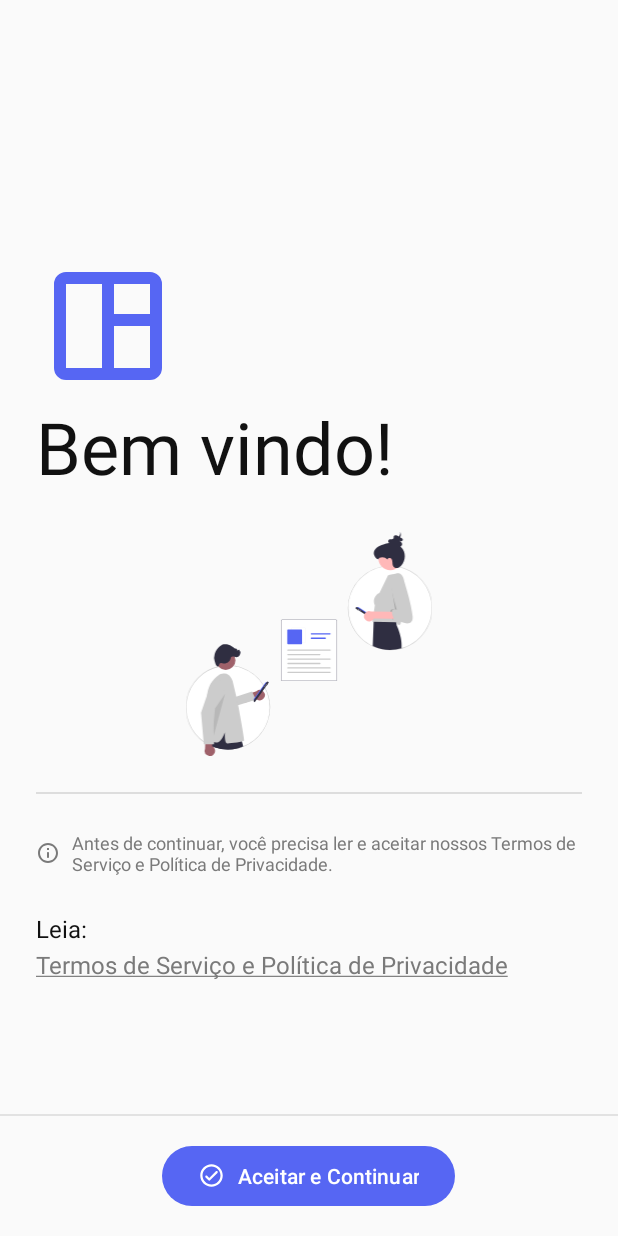
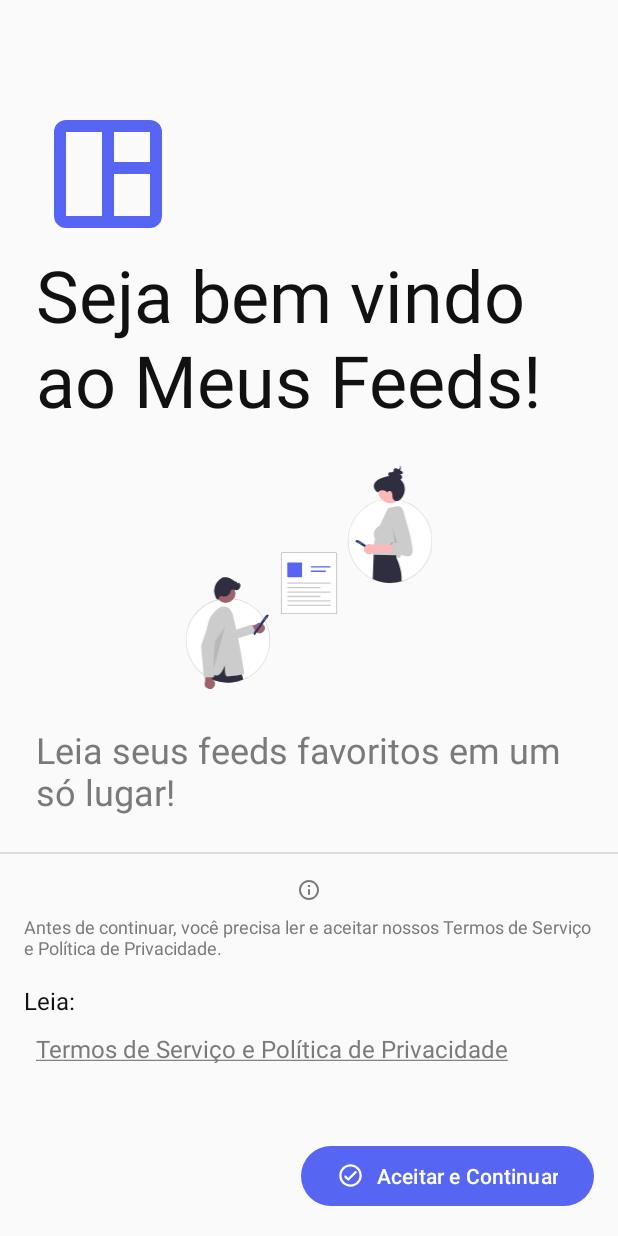
Before and after one commit to deyvidandrades/MeusFeeds, an Android app: the screen it shows after launch (WelcomeActivity), on a phone screen of 412 x 824 dp. Run offline under Robolectric (Android 15) with nearby library versions, the phone set to English and light mode, and no system bars; pictures from the network do not load; 3 statements that could not run were skipped.

Commit message:
* Update UI de bem vindo

```diff
--- a/app/src/main/res/layout/activity_welcome.xml
+++ b/app/src/main/res/layout/activity_welcome.xml
@@ -9,7 +9,7 @@
     <LinearLayout
         android:layout_width="match_parent"
         android:layout_height="wrap_content"
-        android:layout_centerInParent="true"
+        android:layout_above="@id/li_info_holder"
         android:orientation="vertical"
         android:padding="24dp">
 
@@ -33,29 +33,47 @@
             android:contentDescription="@string/imagem_de_duas_pessoas_lendo_um_artigo_no_smartphone"
             android:src="@drawable/undraw_sharing_articles_re_jnkp" />
 
-        <include
-            layout="@layout/separador"/>
+        <TextView
+            android:layout_width="match_parent"
+            android:layout_height="wrap_content"
+            android:layout_marginTop="24sp"
+            android:text="@string/leia_seus_feeds_favoritos"
+            android:textColor="?android:textColorPrimaryInverse"
+            android:textSize="24sp" />
+
+    </LinearLayout>
+
+
+    <LinearLayout
+        android:id="@+id/li_info_holder"
+        android:layout_width="match_parent"
+        android:layout_height="wrap_content"
+        android:layout_alignParentBottom="true"
+        android:orientation="vertical">
+
+        <include layout="@layout/separador_m0" />
+
+        <LinearLayout
+            android:layout_width="match_parent"
+            android:layout_height="wrap_content"
+            android:layout_margin="16dp"
+            android:orientation="vertical">
 
             <TextView
                 android:layout_width="match_parent"
                 android:layout_height="wrap_content"
-            android:layout_marginBottom="24sp"
                 android:drawablePadding="8dp"
                 android:text="@string/voce_precisa_ler"
                 android:textColor="?android:textColorPrimaryInverse"
                 android:textSize="12sp"
-            app:drawableStartCompat="@drawable/round_info_outline_24"
-            app:drawableTint="?android:textColorPrimaryInverse" />
-
-        <LinearLayout
-            android:layout_width="match_parent"
-            android:layout_height="wrap_content"
-            android:orientation="vertical">
+                app:drawableTint="?android:textColorPrimaryInverse"
+                app:drawableTopCompat="@drawable/round_info_outline_24" />
 
             <TextView
                 android:layout_width="wrap_content"
                 android:layout_height="wrap_content"
                 android:layout_gravity="center_vertical"
+                android:layout_marginTop="16dp"
                 android:layout_marginBottom="2dp"
                 android:text="@string/leia_nossos"
                 android:textColor="?android:textColor"
@@ -64,29 +82,22 @@
             <TextView
                 android:id="@+id/tv_termos"
                 android:layout_width="wrap_content"
-                android:layout_height="wrap_content"
+                android:layout_height="48dp"
                 android:layout_gravity="center_vertical"
+                android:padding="8dp"
                 android:text="@string/termos_de_servico"
                 android:textColor="?android:textColorPrimaryInverse"
                 android:textSize="16sp" />
         </LinearLayout>
-    </LinearLayout>
-
-    <View
-        android:layout_width="match_parent"
-        android:layout_height="1dp"
-        android:layout_above="@+id/btn_continuar"
-        android:alpha=".1"
-        android:background="@color/text" />
 
         <Button
             android:id="@+id/btn_continuar"
             style="@style/Widget.Material3.Button"
             android:layout_width="wrap_content"
             android:layout_height="wrap_content"
-        android:layout_alignParentBottom="true"
-        android:layout_centerHorizontal="true"
+            android:layout_gravity="end"
             android:layout_margin="16sp"
             android:text="@string/aceitar_e_continuar"
             app:icon="@drawable/round_check_circle_outline_24" />
+    </LinearLayout>
 </RelativeLayout>
--- a/app/src/main/res/values/strings.xml
+++ b/app/src/main/res/values/strings.xml
@@ -4,7 +4,7 @@
     <string name="leia_nossos">Leia:</string>
     <string name="termos_de_servico"><u>Termos de Serviço e Política de Privacidade</u></string>
     <string name="aceitar_e_continuar">Aceitar e Continuar</string>
-    <string name="bem_vindo">Bem vindo!</string>
+    <string name="bem_vindo">Seja bem vindo ao Meus Feeds!</string>
     <string name="imagem_de_duas_pessoas_lendo_um_artigo_no_smartphone">Imagem de duas pessoas lendo um artigo no smartphone</string>
     <string name="categoria">Categoria</string>
     <string name="continuar_lendo">Continuar lendo</string>
@@ -24,4 +24,5 @@
     <string name="gerenciar_feeds">Gerenciar feeds</string>
     <string name="buscar_feeds">Buscar feeds</string>
     <string name="termos">Termos</string>
+    <string name="leia_seus_feeds_favoritos">Leia seus feeds favoritos em um só lugar!</string>
 </resources>
```
Lines whose indentation alone changed are shown as unchanged.
